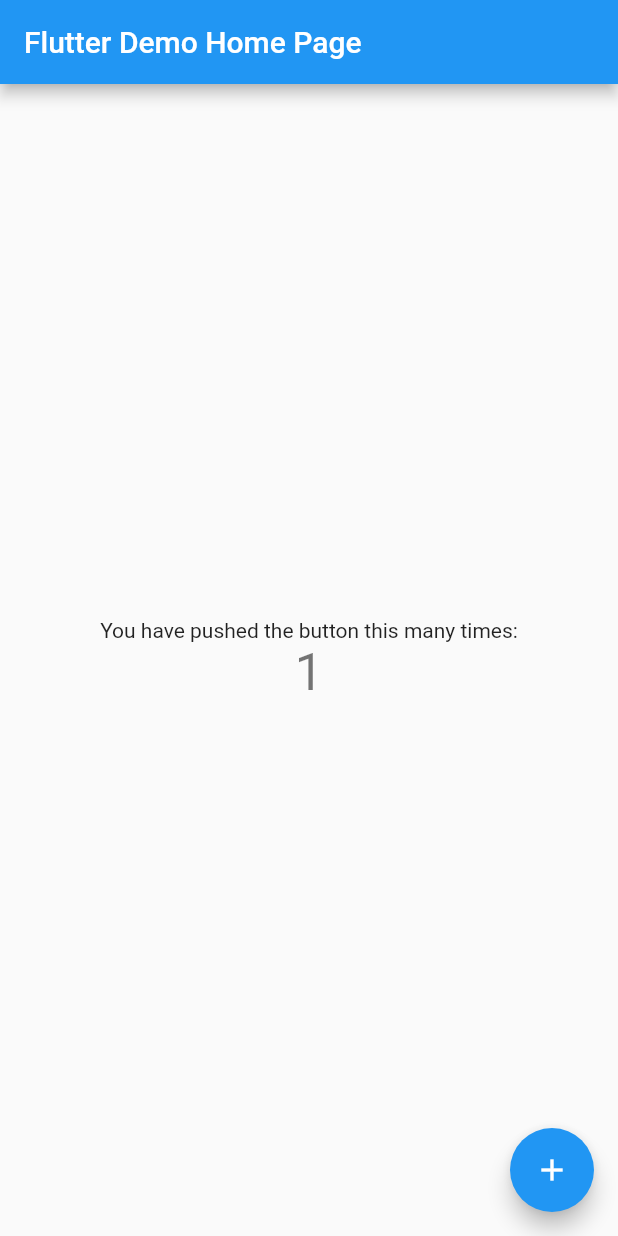
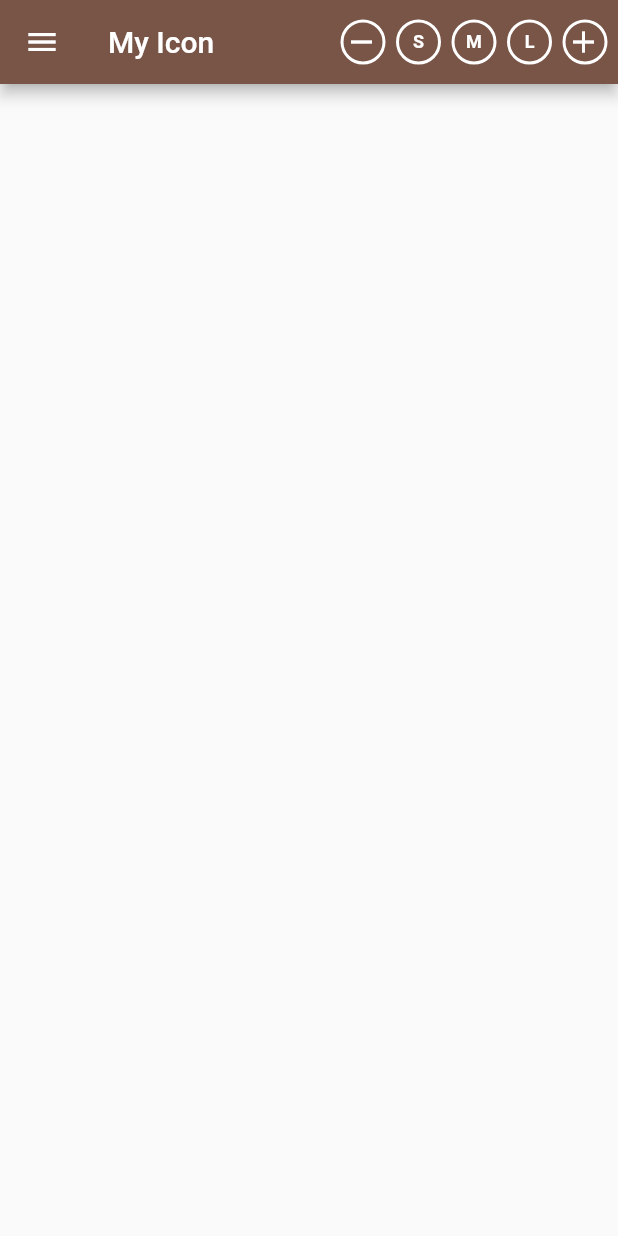
Before and after one commit to SaraZuhair/exercise2, a Flutter app: the screen it shows after launch, after a tap on the "add" icon, on a phone screen of 412 x 824 dp. Run offline on Flutter 3.47's test engine with Material 2 defaults, Android fonts, the phone set to English and light mode, and no system bars.

Commit message:
we made the appbar

```diff
--- a/lib/main.dart
+++ b/lib/main.dart
@@ -1,115 +1,223 @@
 import 'package:flutter/material.dart';
 
-void main() {
-  runApp(const MyApp());
+// ignore: camel_case_types
+class exercise extends StatefulWidget {
+  const exercise({Key? key}) : super(key: key);
+
+  @override
+  _exerciseState createState() => _exerciseState();
 }
 
-class MyApp extends StatelessWidget {
-  const MyApp({Key? key}) : super(key: key);
-
-  // This widget is the root of your application.
+class _exerciseState extends State<exercise> {
+  // ignore: non_constant_identifier_names
+  bool SizeisChecked = true;
+  bool ColorisChecked = true;
+  double red = 0.0;
+  double blue = 0.0;
+  double green = 0.0;
+  double sz = 200.0;
+  double s = 100;
+  double small = 50;
+  double med = 300;
+  double large = 500;
   @override
   Widget build(BuildContext context) {
-    return MaterialApp(
-      title: 'Flutter Demo',
-      theme: ThemeData(
-        // This is the theme of your application.
-        //
-        // Try running your application with "flutter run". You'll see the
-        // application has a blue toolbar. Then, without quitting the app, try
-        // changing the primarySwatch below to Colors.green and then invoke
-        // "hot reload" (press "r" in the console where you ran "flutter run",
-        // or simply save your changes to "hot reload" in a Flutter IDE).
-        // Notice that the counter didn't reset back to zero; the application
-        // is not restarted.
-        primarySwatch: Colors.blue,
+    return Scaffold(
+      appBar: AppBar(
+        title: const Text("My Icon"),
+        backgroundColor: Colors.brown,
+        actions: [
+          Container(
+            height: 30,
+            width: 30,
+            decoration: BoxDecoration(
+              shape: BoxShape.circle,
+              border: Border.all(
+                color: Colors.white,
+                width: 2,
+              ),
+            ),
+            child: Center(
+              child: IconButton(
+                padding: EdgeInsets.only(
+                  right: 5,
+                ),
+                onPressed: () {
+                  if (SizeisChecked) {
+                    setState(() {
+                      if (sz - small == 0 || sz - small < 0) {
+                        sz = 1;
+                      } else {
+                        sz = sz - small;
+                      }
+                    });
+                  }
+                },
+                icon: const Icon(Icons.remove),
+              ),
+            ),
+          ),
+          const SizedBox(
+            width: 7,
+          ),
+          GestureDetector(
+            onTap: () {
+              if (SizeisChecked) {
+                setState(() {
+                  sz = s;
+                });
+              }
+            },
+            child: Container(
+              height: 30,
+              width: 30,
+              decoration: BoxDecoration(
+                shape: BoxShape.circle,
+                border: Border.all(
+                  color: Colors.white,
+                  width: 2,
+                ),
+              ),
+              child: const Center(
+                child: Text("S",
+                    style:
+                        TextStyle(fontWeight: FontWeight.bold, fontSize: 12)),
+              ),
+            ),
+          ),
+          const SizedBox(
+            width: 7,
+          ),
+          GestureDetector(
+            onTap: () {
+              if (SizeisChecked) {
+                setState(() {
+                  sz = med;
+                });
+              }
+            },
+            child: Container(
+              height: 30,
+              width: 30,
+              decoration: BoxDecoration(
+                shape: BoxShape.circle,
+                border: Border.all(
+                  color: Colors.white,
+                  width: 2,
+                ),
+              ),
+              child: const Center(
+                child: Text("M",
+                    style:
+                        TextStyle(fontWeight: FontWeight.bold, fontSize: 12)),
+              ),
+            ),
+          ),
+          const SizedBox(
+            width: 7,
+          ),
+          GestureDetector(
+            onTap: () {
+              if (SizeisChecked) {
+                setState(() {
+                  sz = large;
+                });
+              }
+            },
+            child: Container(
+              height: 30,
+              width: 30,
+              decoration: BoxDecoration(
+                shape: BoxShape.circle,
+                border: Border.all(
+                  color: Colors.white,
+                  width: 2,
+                ),
+              ),
+              child: const Center(
+                child: Text("L",
+                    style:
+                        TextStyle(fontWeight: FontWeight.bold, fontSize: 12)),
+              ),
+            ),
+          ),
+          const SizedBox(
+            width: 7,
+          ),
+          Container(
+            height: 30,
+            width: 30,
+            decoration: BoxDecoration(
+              shape: BoxShape.circle,
+              border: Border.all(
+                color: Colors.white,
+                width: 2,
+              ),
+            ),
+            child: Center(
+              child: IconButton(
+                  padding: EdgeInsets.only(
+                    right: 10,
+                  ),
+                  onPressed: () {
+                    if (SizeisChecked) {
+                      setState(() {
+                        if (sz + small > 1500) {
+                          sz = 1500;
+                        } else {
+                          sz = sz + small;
+                        }
+                      });
+                    }
+                  },
+                  icon: const Icon(Icons.add)),
+            ),
+          ),
+          const SizedBox(
+            width: 7,
+          ),
+        ],
       ),
-      home: const MyHomePage(title: 'Flutter Demo Home Page'),
+      drawer: Drawer(
+        child: ListView(
+          children: [
+            ListTile(
+              leading: const Text("Allow Resize"),
+              trailing: Checkbox(
+                value: SizeisChecked,
+                onChanged: (value) {
+                  setState(() {
+                    SizeisChecked = value!;
+                  });
+                },
+              ),
+            ),
+            ListTile(
+              leading: const Text("Allow change primer color"),
+              trailing: Checkbox(
+                value: ColorisChecked,
+                onChanged: (value) {
+                  setState(() {
+                    ColorisChecked = value!;
+                  });
+                },
+              ),
+            )
+          ],
+        ),
+      ),
     );
   }
 }
 
-class MyHomePage extends StatefulWidget {
-  const MyHomePage({Key? key, required this.title}) : super(key: key);
-
-  // This widget is the home page of your application. It is stateful, meaning
-  // that it has a State object (defined below) that contains fields that affect
-  // how it looks.
-
-  // This class is the configuration for the state. It holds the values (in this
-  // case the title) provided by the parent (in this case the App widget) and
-  // used by the build method of the State. Fields in a Widget subclass are
-  // always marked "final".
-
-  final String title;
-
-  @override
-  State<MyHomePage> createState() => _MyHomePageState();
+void main() {
+  runApp(
+    const MaterialApp(
+      debugShowCheckedModeBanner: false,
+      title: 'My app', // used by the OS task switcher
+      home: SafeArea(
+        child: exercise(),
+      ),
+    ),
+  );
 }
-
-class _MyHomePageState extends State<MyHomePage> {
-  int _counter = 0;
-
-  void _incrementCounter() {
-    setState(() {
-      // This call to setState tells the Flutter framework that something has
-      // changed in this State, which causes it to rerun the build method below
-      // so that the display can reflect the updated values. If we changed
-      // _counter without calling setState(), then the build method would not be
-      // called again, and so nothing would appear to happen.
-      _counter++;
-    });
-  }
-
-  @override
-  Widget build(BuildContext context) {
-    // This method is rerun every time setState is called, for instance as done
-    // by the _incrementCounter method above.
-    //
-    // The Flutter framework has been optimized to make rerunning build methods
-    // fast, so that you can just rebuild anything that needs updating rather
-    // than having to individually change instances of widgets.
-    return Scaffold(
-      appBar: AppBar(
-        // Here we take the value from the MyHomePage object that was created by
-        // the App.build method, and use it to set our appbar title.
-        title: Text(widget.title),
-      ),
-      body: Center(
-        // Center is a layout widget. It takes a single child and positions it
-        // in the middle of the parent.
-        child: Column(
-          // Column is also a layout widget. It takes a list of children and
-          // arranges them vertically. By default, it sizes itself to fit its
-          // children horizontally, and tries to be as tall as its parent.
-          //
-          // Invoke "debug painting" (press "p" in the console, choose the
-          // "Toggle Debug Paint" action from the Flutter Inspector in Android
-          // Studio, or the "Toggle Debug Paint" command in Visual Studio Code)
-          // to see the wireframe for each widget.
-          //
-          // Column has various properties to control how it sizes itself and
-          // how it positions its children. Here we use mainAxisAlignment to
-          // center the children vertically; the main axis here is the vertical
-          // axis because Columns are vertical (the cross axis would be
-          // horizontal).
-          mainAxisAlignment: MainAxisAlignment.center,
-          children: <Widget>[
-            const Text(
-              'You have pushed the button this many times:',
-            ),
-            Text(
-              '$_counter',
-              style: Theme.of(context).textTheme.headline4,
-            ),
-          ],
-        ),
-      ),
-      floatingActionButton: FloatingActionButton(
-        onPressed: _incrementCounter,
-        tooltip: 'Increment',
-        child: const Icon(Icons.add),
-      ), // This trailing comma makes auto-formatting nicer for build methods.
-    );
-  }
-}
```
